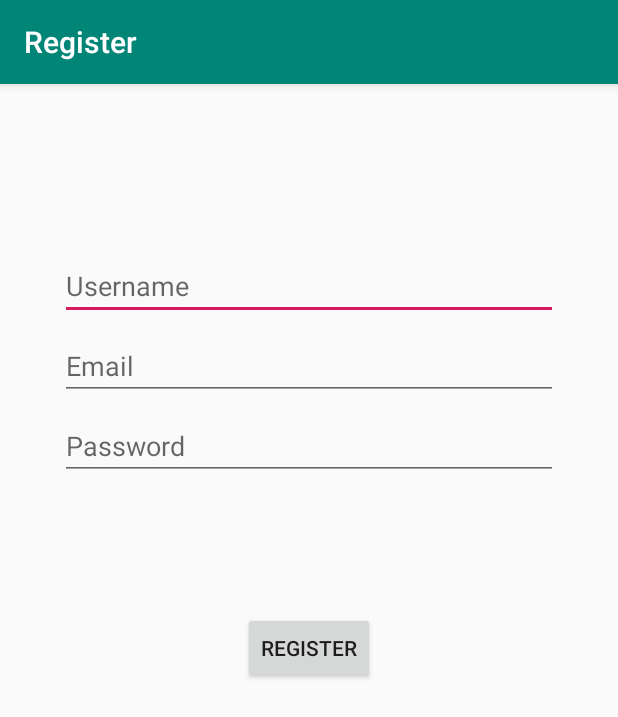
After one commit to jackodsteel/KokakoLocator-Android, an Android app: the RegisterActivity screen opened directly, with no data from a screen before it, on a phone screen of 412 x 824 dp. The commit adds this screen. Shown: the top 717 px of the screen. Run offline under Robolectric (Android 15) with nearby library versions, the phone set to English and light mode, and no system bars.

Commit message:
Added login and register pages, as well as backend support. Currently just returns to the main page and logs the token.

```diff
--- /dev/null
+++ b/app/src/main/java/nz/ac/canterbury/seng440/kokakolocator/ui/login/RegisterActivity.kt
@@ -0,0 +1,86 @@
+package nz.ac.canterbury.seng440.kokakolocator.ui.login
+
+import android.content.Context
+import android.content.Intent
+import android.os.Bundle
+import android.view.View
+import android.view.inputmethod.EditorInfo
+import android.widget.Button
+import android.widget.EditText
+import android.widget.ProgressBar
+import android.widget.Toast
+import androidx.appcompat.app.AppCompatActivity
+import androidx.core.content.edit
+import nz.ac.canterbury.seng440.kokakolocator.MainActivity
+import nz.ac.canterbury.seng440.kokakolocator.PREFS_KEY
+import nz.ac.canterbury.seng440.kokakolocator.R
+import nz.ac.canterbury.seng440.kokakolocator.TOKEN_KEY
+import nz.ac.canterbury.seng440.kokakolocator.server.CacophonyServer
+import nz.ac.canterbury.seng440.kokakolocator.server.RegisterResponseBody
+
+class RegisterActivity : AppCompatActivity() {
+
+    private lateinit var username: EditText
+    private lateinit var email: EditText
+    private lateinit var password: EditText
+    private lateinit var register: Button
+    private lateinit var loading: ProgressBar
+
+    override fun onCreate(savedInstanceState: Bundle?) {
+        super.onCreate(savedInstanceState)
+
+        setContentView(R.layout.activity_register)
+
+        username = findViewById(R.id.username)
+        email = findViewById(R.id.email)
+        password = findViewById(R.id.password)
+        register = findViewById(R.id.register)
+        loading = findViewById(R.id.loading)
+
+
+        password.apply {
+
+            setOnEditorActionListener { _, actionId, _ ->
+                when (actionId) {
+                    EditorInfo.IME_ACTION_DONE ->
+                        register()
+                }
+                false
+            }
+
+            register.setOnClickListener {
+                loading.visibility = View.VISIBLE
+                register()
+            }
+        }
+    }
+
+    private fun register() {
+        CacophonyServer.register(
+            username.text.toString(),
+            email.text.toString(),
+            password.text.toString(),
+            this::onRegisterSuccess,
+            this::showLoginFailed
+        )
+    }
+
+    private fun onRegisterSuccess(response: RegisterResponseBody) {
+        getSharedPreferences(PREFS_KEY, Context.MODE_PRIVATE).edit {
+            putString(TOKEN_KEY, response.token)
+        }
+        val welcome = getString(R.string.welcome)
+        Toast.makeText(
+            applicationContext,
+            welcome,
+            Toast.LENGTH_LONG
+        ).show()
+        val toMainIntent = Intent(this, MainActivity::class.java)
+        startActivity(toMainIntent)
+    }
+
+    private fun showLoginFailed(errorString: String) {
+        Toast.makeText(applicationContext, errorString, Toast.LENGTH_LONG).show()
+        loading.visibility = View.INVISIBLE
+    }
+}
--- /dev/null
+++ b/app/src/main/res/layout/activity_register.xml
@@ -0,0 +1,94 @@
+<?xml version="1.0" encoding="utf-8"?>
+<androidx.constraintlayout.widget.ConstraintLayout xmlns:android="http://schemas.android.com/apk/res/android"
+    xmlns:app="http://schemas.android.com/apk/res-auto"
+    xmlns:tools="http://schemas.android.com/tools"
+    android:id="@+id/container"
+    android:layout_width="match_parent"
+    android:layout_height="match_parent"
+    android:paddingLeft="@dimen/activity_horizontal_margin"
+    android:paddingTop="@dimen/activity_vertical_margin"
+    android:paddingRight="@dimen/activity_horizontal_margin"
+    android:paddingBottom="@dimen/activity_vertical_margin"
+    tools:context=".ui.login.RegisterActivity">
+
+    <EditText
+        android:id="@+id/username"
+        android:layout_width="0dp"
+        android:layout_height="wrap_content"
+        android:layout_marginStart="24dp"
+        android:layout_marginTop="96dp"
+        android:layout_marginEnd="24dp"
+
+        android:hint="@string/prompt_username"
+        android:inputType="text"
+        android:selectAllOnFocus="true"
+        app:layout_constraintEnd_toEndOf="parent"
+        app:layout_constraintStart_toStartOf="parent"
+        app:layout_constraintTop_toTopOf="parent" />
+
+    <EditText
+        android:id="@+id/email"
+        android:layout_width="0dp"
+        android:layout_height="wrap_content"
+        android:layout_marginStart="24dp"
+        android:layout_marginTop="8dp"
+        android:layout_marginEnd="24dp"
+
+        android:hint="@string/prompt_email"
+        android:imeOptions="actionDone"
+        android:inputType="textEmailAddress"
+        android:selectAllOnFocus="true"
+        app:layout_constraintEnd_toEndOf="parent"
+        app:layout_constraintStart_toStartOf="parent"
+        app:layout_constraintTop_toBottomOf="@+id/username" />
+
+    <EditText
+        android:id="@+id/password"
+        android:layout_width="0dp"
+        android:layout_height="wrap_content"
+        android:layout_marginStart="24dp"
+        android:layout_marginTop="8dp"
+
+        android:layout_marginEnd="24dp"
+        android:hint="@string/prompt_password"
+        android:imeActionLabel="@string/action_sign_in_short"
+        android:imeOptions="actionDone"
+        android:inputType="textPassword"
+        android:selectAllOnFocus="true"
+        app:layout_constraintEnd_toEndOf="parent"
+        app:layout_constraintStart_toStartOf="parent"
+        app:layout_constraintTop_toBottomOf="@+id/email" />
+
+    <Button
+        android:id="@+id/register"
+        android:layout_width="wrap_content"
+        android:layout_height="wrap_content"
+        android:layout_gravity="start"
+        android:layout_marginStart="48dp"
+        android:layout_marginTop="16dp"
+        android:layout_marginEnd="48dp"
+        android:layout_marginBottom="64dp"
+        android:enabled="true"
+        android:text="@string/action_register"
+        app:layout_constraintBottom_toBottomOf="parent"
+        app:layout_constraintEnd_toEndOf="parent"
+        app:layout_constraintStart_toStartOf="parent"
+        app:layout_constraintTop_toBottomOf="@+id/password"
+        app:layout_constraintVertical_bias="0.2" />
+
+    <ProgressBar
+        android:id="@+id/loading"
+        android:layout_width="wrap_content"
+        android:layout_height="wrap_content"
+        android:layout_gravity="center"
+        android:layout_marginStart="32dp"
+        android:layout_marginTop="64dp"
+        android:layout_marginEnd="32dp"
+        android:layout_marginBottom="64dp"
+        android:visibility="gone"
+        app:layout_constraintBottom_toBottomOf="parent"
+        app:layout_constraintEnd_toEndOf="@+id/password"
+        app:layout_constraintStart_toStartOf="@+id/password"
+        app:layout_constraintTop_toTopOf="parent"
+        app:layout_constraintVertical_bias="0.3" />
+</androidx.constraintlayout.widget.ConstraintLayout>
--- /dev/null
+++ b/app/src/main/res/values/dimens.xml
@@ -0,0 +1,5 @@
+<resources>
+    <!-- Default screen margins, per the Android Design guidelines. -->
+    <dimen name="activity_horizontal_margin">16dp</dimen>
+    <dimen name="activity_vertical_margin">16dp</dimen>
+</resources>
--- a/app/src/main/res/values/strings.xml
+++ b/app/src/main/res/values/strings.xml
@@ -2,5 +2,15 @@
     <string name="app_name">KokakoLocator</string>
     <string name="app_title">Kokako Locator</string>
     <string name="login_text">Login</string>
-    <string name="sign_up_text">Sign Up</string>
+    <string name="register_text">Register</string>
+    <string name="title_activity_login">Sign in</string>
+    <string name="title_activity_register">Register</string>
+    <string name="prompt_email_or_username">Username or email</string>
+    <string name="prompt_username">Username</string>
+    <string name="prompt_email">Email</string>
+    <string name="prompt_password">Password</string>
+    <string name="action_sign_in">Sign in</string>
+    <string name="action_register">Register</string>
+    <string name="action_sign_in_short">Sign in</string>
+    <string name="welcome">"Welcome!"</string>
 </resources>
```
Also changed, not shown: app/src/main/AndroidManifest.xml (+7 -2 lines), app/src/main/java/nz/ac/canterbury/seng440/kokakolocator/MainActivity.kt (+26 -0 lines), app/src/main/java/nz/ac/canterbury/seng440/kokakolocator/server/Server.kt (+36 -46 lines), app/src/main/java/nz/ac/canterbury/seng440/kokakolocator/ui/login/LoginActivity.kt (added, +83 -0 lines), app/src/main/res/layout/activity_login.xml (added, +78 -0 lines), app/src/main/res/layout/activity_main.xml (+15 -8 lines), gradle/wrapper/gradle-wrapper.properties.
